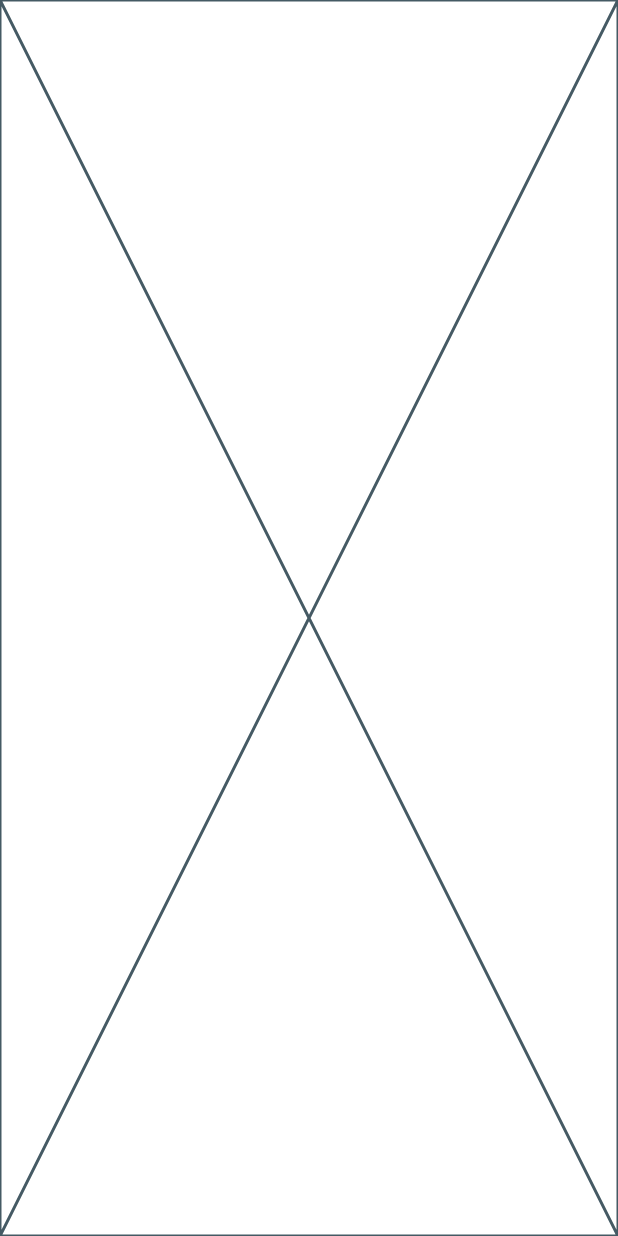
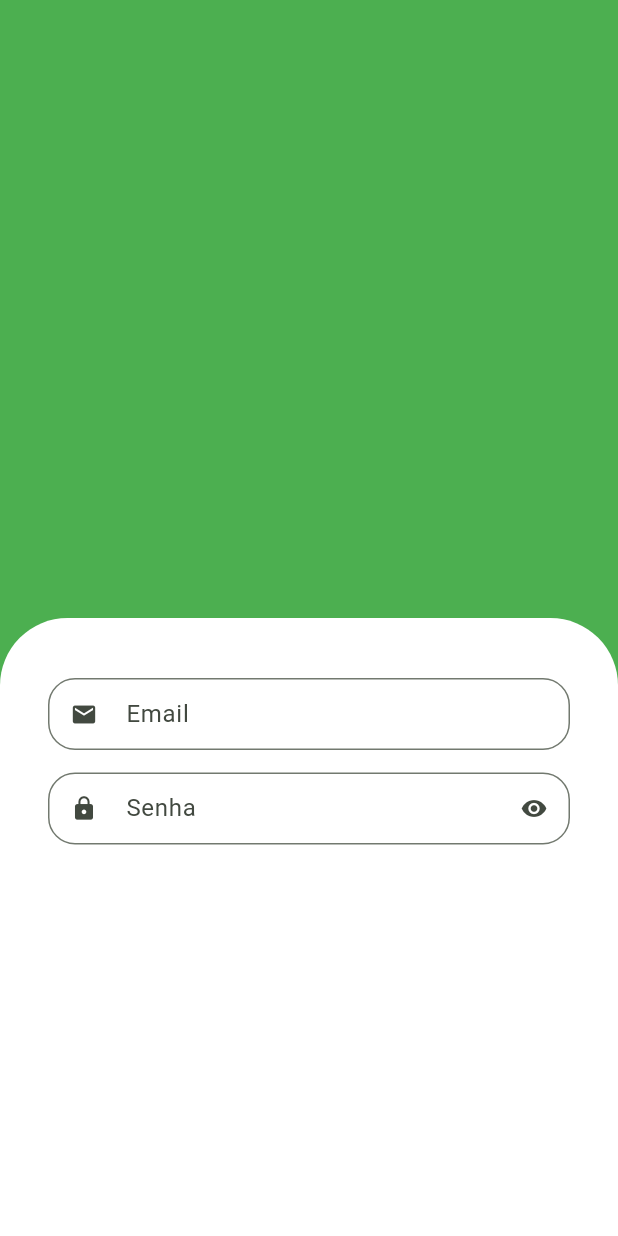
Before and after one commit to randradee/greengrocer, a Flutter app: the screen it shows after launch, on a phone screen of 412 x 824 dp. Run offline on Flutter 3.47's test engine with Material 3 defaults, Android fonts, the phone set to English and light mode, and no system bars.

Commit message:
criado campo de texto customizado

```diff
--- a/lib/main.dart
+++ b/lib/main.dart
@@ -12,11 +12,12 @@ class Greengrocer extends StatelessWidget {
   @override
   Widget build(BuildContext context) {
     return MaterialApp(
-      title: 'Flutter Demo',
+      title: 'Greengrocer',
       theme: ThemeData(
-        colorScheme: ColorScheme.fromSeed(seedColor: Colors.deepPurple),
+        colorScheme: ColorScheme.fromSeed(seedColor: Colors.green),
         useMaterial3: true,
       ),
+      debugShowCheckedModeBanner: false,
       home: const SignInScreen(),
     );
   }
--- /dev/null
+++ b/lib/src/auth/components/custom_text_field.dart
@@ -0,0 +1,53 @@
+import 'package:flutter/material.dart';
+
+class CustomTextField extends StatefulWidget {
+  final String text;
+  final IconData icon;
+  final bool isSecret;
+
+  const CustomTextField(
+      {super.key,
+      required this.text,
+      required this.icon,
+      this.isSecret = false});
+
+  @override
+  State<CustomTextField> createState() => _CustomTextFieldState();
+}
+
+class _CustomTextFieldState extends State<CustomTextField> {
+  bool isObscured = false;
+
+  @override
+  void initState() {
+    super.initState();
+    isObscured = widget.isSecret;
+  }
+
+  @override
+  Widget build(BuildContext context) {
+    return Padding(
+      padding: const EdgeInsets.only(bottom: 15),
+      child: TextFormField(
+        obscureText: isObscured,
+        decoration: InputDecoration(
+            isDense: true,
+            prefixIcon: Icon(widget.icon),
+            suffixIcon: widget.isSecret
+                ? IconButton(
+                    onPressed: () {
+                      setState(() {
+                        isObscured = !isObscured;
+                      });
+                    },
+                    icon: Icon(
+                        isObscured ? Icons.visibility : Icons.visibility_off))
+                : null,
+            labelText: widget.text,
+            hintText: widget.text,
+            border:
+                OutlineInputBorder(borderRadius: BorderRadius.circular(18))),
+      ),
+    );
+  }
+}
--- a/lib/src/auth/sign_in_screen.dart
+++ b/lib/src/auth/sign_in_screen.dart
@@ -1,10 +1,44 @@
 import 'package:flutter/material.dart';
+import 'package:greengrocer/src/auth/components/custom_text_field.dart';
 
 class SignInScreen extends StatelessWidget {
   const SignInScreen({super.key});
 
   @override
   Widget build(BuildContext context) {
-    return const Placeholder();
+    return Scaffold(
+      backgroundColor: Colors.green,
+      body: Column(
+        children: [
+          Expanded(
+            child: Container(
+              color: Colors.green,
+            ),
+          ),
+          Expanded(
+            child: Container(
+              padding: const EdgeInsets.symmetric(horizontal: 32, vertical: 40),
+              decoration: const BoxDecoration(
+                  color: Colors.white,
+                  borderRadius:
+                      BorderRadius.vertical(top: Radius.circular(45))),
+              child: Column(
+                children: [
+                  CustomTextField(
+                    icon: Icons.email,
+                    text: 'Email',
+                  ),
+                  CustomTextField(
+                    icon: Icons.lock,
+                    text: 'Senha',
+                    isSecret: true,
+                  ),
+                ],
+              ),
+            ),
+          )
+        ],
+      ),
+    );
   }
 }
```
